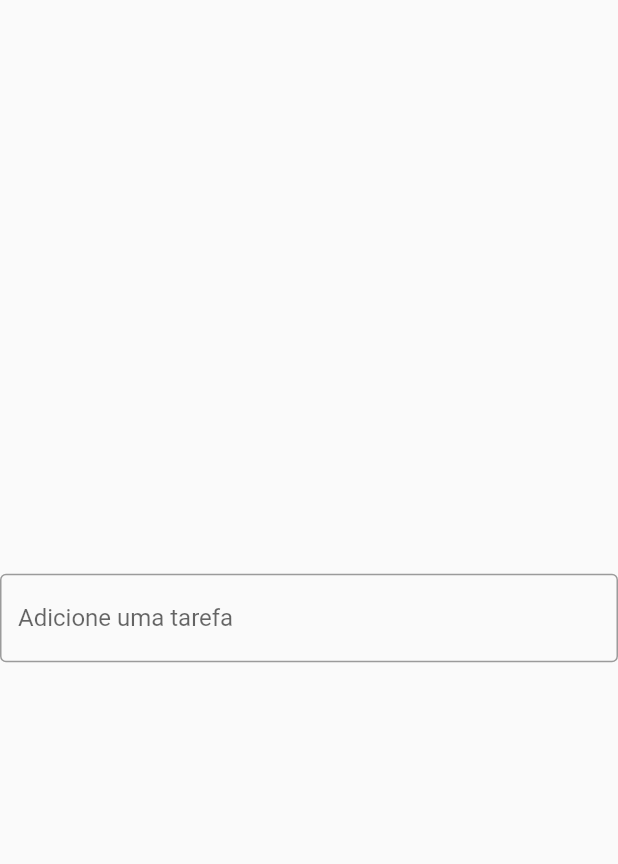
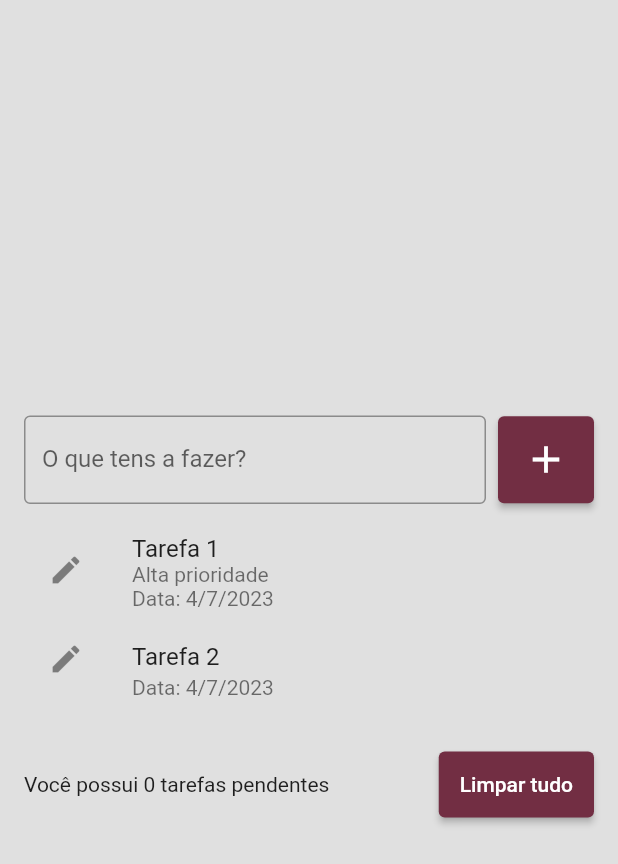
Before and after one commit to VivianeSouza923/todo_list, a Flutter app: the screen it shows after launch, on a phone screen of 412 x 824 dp. Shown: the top 864 px of the screen. Run offline on Flutter 3.47's test engine with Material 2 defaults, Android fonts, the phone set to English and light mode, and no system bars.

Commit message:
today's work

```diff
--- a/lib/main.dart
+++ b/lib/main.dart
@@ -13,7 +13,7 @@ class MyApp extends StatelessWidget {
   @override
   Widget build(BuildContext context) {
     // o MaterialApp é o widget principal do nosso app, traz navegação, temas, localização, traduções etc. Ele faz muitas coisas importantes.
-    return  MaterialApp(
+    return  const MaterialApp(
       // o home especifica a tela inicial do nosso app
       // ele espera também um widget, pois telas também são widgets
       home: TodoListPage(),
--- a/lib/pages/todo_list_page.dart
+++ b/lib/pages/todo_list_page.dart
@@ -6,27 +6,133 @@ class TodoListPage extends StatelessWidget {
 
   @override
   Widget build(BuildContext context) {
+    DateTime dataAtual = DateTime.now();
+
+
     // base de todas ou praticamente todas as telas
-    return Scaffold(
+    return  Scaffold(
+
+      backgroundColor: Colors.grey[300],
       body: Center(
-        child: Row(
-          children: const [
+        child: Padding(
+          padding: const EdgeInsets.all(16.0),
+          child: Column(
+            //MENOR ALTURA POSSÍVEL DA COLUNA
+            mainAxisSize: MainAxisSize.min,
+            children: [
+              Row(
+                children: [
                   // expandir o meu campo de texto até a máxima largura possível.
-            Expanded(
-              child: TextField(
+                  const Expanded(
+                    // peso do expanded
+                    //  --->   flex: 2,
+                    child:  TextField(
                       decoration: InputDecoration(
                         border: OutlineInputBorder(
                           borderSide: BorderSide(
-                      color: Color(0xFF120A8F),
+                            color: Color(0xFFB44A60),
                           ),
                         ),
-                  labelText: "Adicione uma tarefa",
+                        labelText: "O que tens a fazer?",
                         hintText:
-                      "Ex.: Estudar Flutter, Caminhar, Estudar Cálculo II etc.",
+                            "Ex.: Estudar Flutter, Caminhar, Estudar CN etc.",
                       ),
                     ),
                   ),
+                  // espaço vazio entre eles
+                  const SizedBox(width: 8,),
+                  ElevatedButton(
+                    onPressed: () {
+
+                    },
+                    style: ElevatedButton.styleFrom(
+                      backgroundColor: const Color(0xFF722E43),
+                      padding: const EdgeInsets.all(14)
+                    ),
+                    child: const Icon(
+                      Icons.add,
+                      size: 30,
+                    ),
+                  ),
                 ],
+              ),
+
+              // espaçamento entre as duas linhas (texto + botão)
+              const SizedBox(height: 16,),
+
+              // list view ( onde as tarefas irão ficar e podem roladas). É interessante que ela fique dentro de uma sizedBox
+              ListView(
+                // vai deixar a nossa lista o mais enxuta possível
+                shrinkWrap: true,
+                children:  [
+                 /* Container(
+                    color: Colors.green[100],
+
+                    //width: 50, desnecessário
+                    height: 50,
+                  ),
+                  Container(
+                    color: Colors.blue[100],
+
+                    height: 50,
+                  ),
+                  Container(
+                     color: Colors.purple[100],
+
+                    height: 50,
+                  ),
+                  Container(
+                     color: Colors.red[100],
+                    height: 50,
+                  ),*/
+
+                  //É UM ITEM DA SUA LISTA
+                  ListTile(
+                    title: const Text('Tarefa 1'),
+                    subtitle: Text('Alta prioridade\nData: ${dataAtual.day}/${dataAtual.month}/${dataAtual.year}'),
+                    leading: const Icon(Icons.edit),
+                    onTap: () {
+                      print("Tarefa 1");
+                    },
+                  ),
+
+                  ListTile(
+                    title: const Text('Tarefa 2'),
+                    subtitle: Text('Data: ${dataAtual.day}/${dataAtual.month}/${dataAtual.year}'),
+                    leading: const Icon(Icons.edit),
+                    onTap: () {
+                      print("Tarefa 2");
+                    },
+                  ),
+                ],
+              ),
+
+              const SizedBox(height: 16,),
+
+              Row(
+                children: [
+                  const Expanded(
+                    child: Text(
+                      "Você possui 0 tarefas pendentes",
+                      ),
+                  ),
+                    ElevatedButton(
+                      onPressed: () {
+
+
+                      },
+                      style: ElevatedButton.styleFrom(
+                        backgroundColor: const Color(0xFF722E43),
+                        padding: const EdgeInsets.all(14)
+                      ),
+                       child: const Text(
+                        "Limpar tudo",
+                        ),
+                       ),
+                ],
+              ),
+            ],
+          ),
         ),
       ),
     );
--- a/pubspec.yaml
+++ b/pubspec.yaml
@@ -35,6 +35,7 @@ dependencies:
   # The following adds the Cupertino Icons font to your application.
   # Use with the CupertinoIcons class for iOS style icons.
   cupertino_icons: ^1.0.2
+  flutter_color: ^2.1.0
 
 dev_dependencies:
   flutter_test:
```
Also changed, not shown: pubspec.lock, 1 other file. Lines whose indentation alone changed are shown as unchanged.
